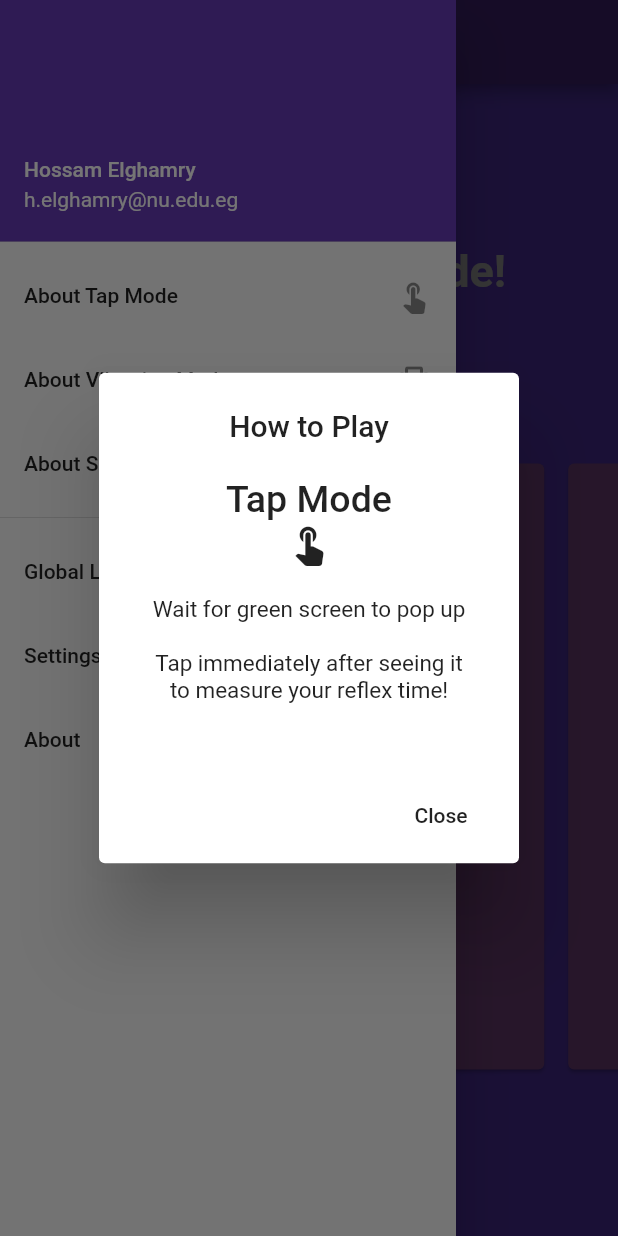
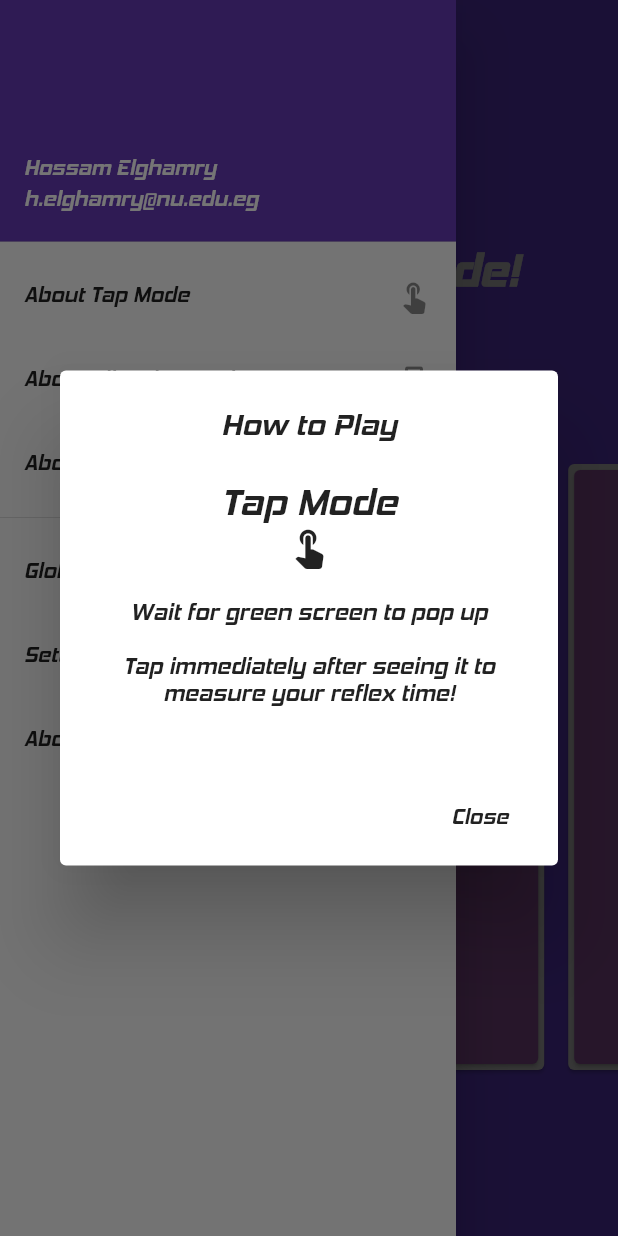
Before and after one commit to HossamElghamry/FLX, a Flutter app: the screen it shows after launch, in the side drawer, after a tap on "About Tap Mode", on a phone screen of 412 x 824 dp. Run offline on Flutter 3.47's test engine with Material 2 defaults, Android fonts, the phone set to English and light mode, and no system bars; our stand-ins replace audioplayers, cloud_firestore, google_sign_in; missing offline and left inert: vibrate; accounts and stored records are empty.

Commit message:
Font+Appbar

```diff
--- a/lib/ModeList.dart
+++ b/lib/ModeList.dart
@@ -65,6 +65,7 @@ class ModePageState extends State<ModePage> {
   Widget _buildModeCard(BuildContext context, int itemIndex) {
     return Padding(
       padding: EdgeInsets.symmetric(horizontal: 4.0),
+      child: Card(
         child: InkWell(
           onTap: ()=> _managePages(title[itemIndex]),
           highlightColor: Colors.white,
@@ -81,12 +82,12 @@ class ModePageState extends State<ModePage> {
                     tag: "HeroModeIcon$itemIndex",
                     child: Icon(icons[itemIndex],color: Colors.white,size: 60,),
                   )
-
                 ],
               ),
             ),
           ),
         )
+      ),
     );
   }
 }
--- a/lib/flx.dart
+++ b/lib/flx.dart
@@ -43,7 +43,7 @@ class FlxState extends State<Flx> with SingleTickerProviderStateMixin{
               Icon(Icons.touch_app,size: 30,),
             ],
           ),
-          content: new Text("Wait for green screen to pop up\n\nTap immediately after seeing it\nto measure your reflex time!\n"
+          content: new Text("Wait for green screen to pop up\n\nTap immediately after seeing it to measure your reflex time!\n"
           ,textAlign: TextAlign.center, style: TextStyle(fontSize: 15),),
           actions: <Widget>[
             FlatButton(
@@ -65,7 +65,7 @@ class FlxState extends State<Flx> with SingleTickerProviderStateMixin{
               Icon(Icons.vibration,size: 30,),
             ],
           ),
-          content: Text("Wait for your phone to vibrate\n\nTap immediately after sensing it\nto measure your reflex time!\n"
+          content: Text("Wait for your phone to vibrate\n\nTap immediately after sensing it to measure your reflex time!\n"
           ,textAlign: TextAlign.center,style: TextStyle(fontSize: 15),),
           actions: <Widget>[
             FlatButton(
@@ -91,7 +91,7 @@ class FlxState extends State<Flx> with SingleTickerProviderStateMixin{
               Icon(Icons.surround_sound,size: 30,),
             ],
           ),
-          content: Text("Wait for the sound to play\n\nTap immediately after hearing it\nto measure your reflex time!\n"
+          content: Text("Wait for the sound to play\n\nTap immediately after hearing it to measure your reflex time!\n"
           ,textAlign: TextAlign.center, style: TextStyle(fontSize: 15),),
           actions: <Widget>[
             FlatButton(
@@ -109,7 +109,8 @@ class FlxState extends State<Flx> with SingleTickerProviderStateMixin{
 
   Widget build(BuildContext context){
     return Scaffold(
-      appBar: AppBar(title: Text("FLEX"),),
+      appBar: AppBar(title: Text("FLEX",), centerTitle: true ,
+      elevation: 0.0, backgroundColor: Colors.deepPurpleAccent,),
       drawer: Drawer(
         child: ListView(
           children: <Widget>[
@@ -137,6 +138,7 @@ class FlxState extends State<Flx> with SingleTickerProviderStateMixin{
       ),
 
       body: ModePage(),
+
     );
   }
 }
--- a/lib/main.dart
+++ b/lib/main.dart
@@ -3,10 +3,12 @@ import './flx.dart';
 
 void main() {
   runApp(MaterialApp(
+    debugShowCheckedModeBanner: false,
     title: "FLEX: Test your Reflex",
     theme: ThemeData(
         primarySwatch: Colors.deepPurple,
-        accentColor: Colors.deepPurpleAccent
+        accentColor: Colors.deepPurpleAccent,
+        fontFamily: 'Blad'
       ),
     home: Flx(),
   ));
```
Also changed, not shown: lib/soundMode.dart (+7 -2 lines), lib/tapMode.dart (+7 -3 lines), lib/vibrateMode.dart (+7 -2 lines), pubspec.yaml (+8 -5 lines), fonts/Blad.ttf (added), fonts/Gamer.ttf (added). Lines whose indentation alone changed are shown as unchanged.
